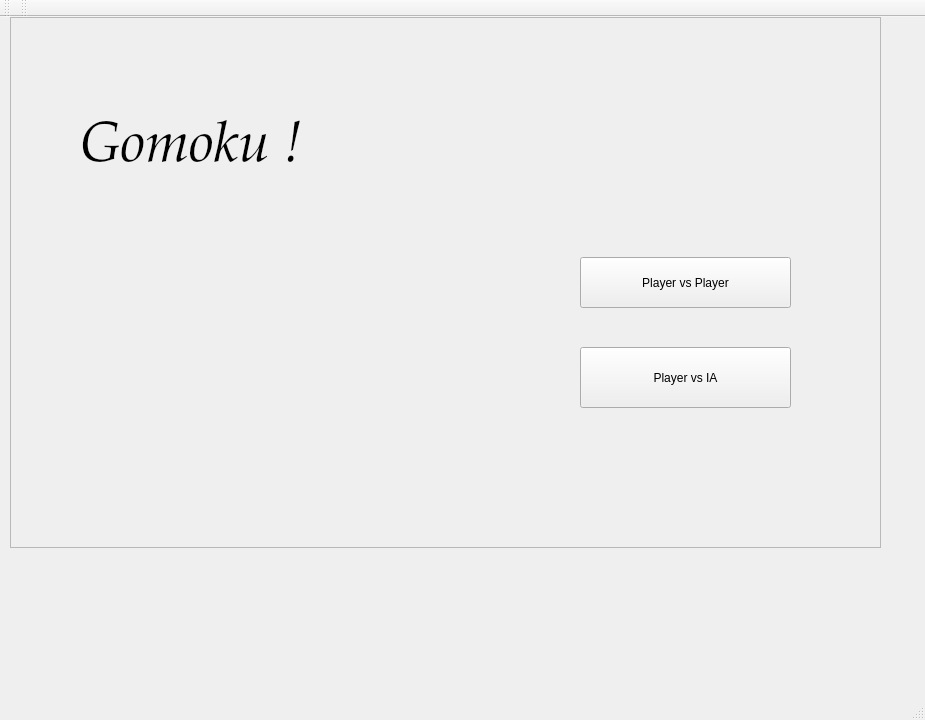
eole1712/Gomoku, file srcs/gui/mainwindow.ui: the form before one commit.
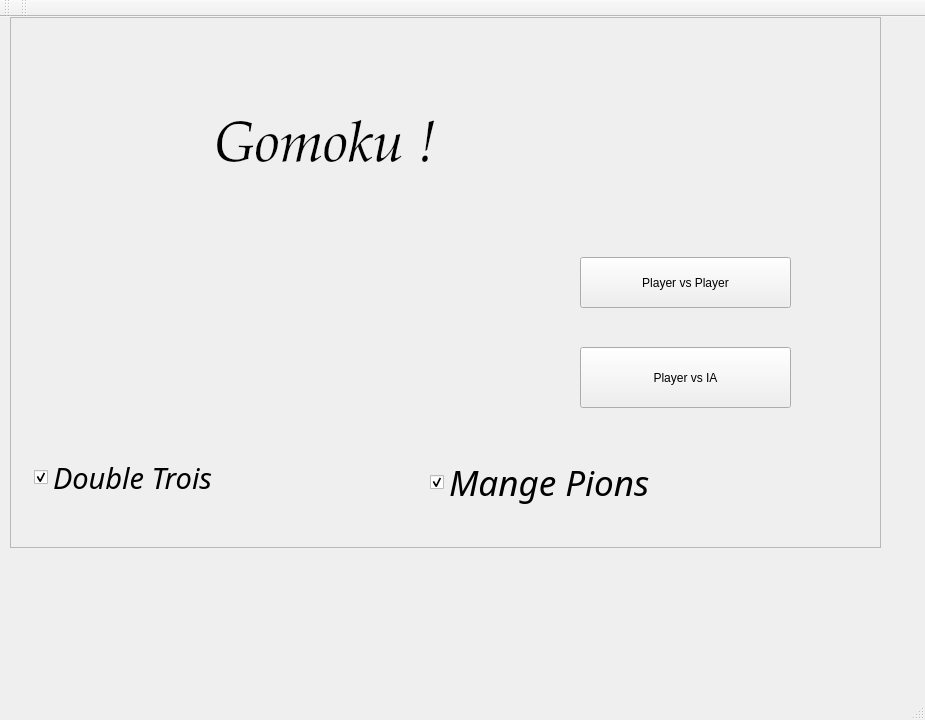
The form after the commit. The open tabs and pages were chosen to show the change. Custom widgets are drawn as their Qt base class.

Diff of the .ui file:
```diff
--- a/srcs/gui/mainwindow.ui
+++ b/srcs/gui/mainwindow.ui
@@ -266,7 +266,7 @@
         <bool>true</bool>
        </property>
        <property name="alignment">
-        <set>Qt::AlignLeading|Qt::AlignLeft|Qt::AlignVCenter</set>
+        <set>Qt::AlignCenter</set>
        </property>
        <property name="wordWrap">
         <bool>false</bool>
@@ -291,6 +291,61 @@
         <cstring>PvE</cstring>
        </property>
       </widget>
+      <widget class="QCheckBox" name="doubleThree">
+       <property name="geometry">
+        <rect>
+         <x>24</x>
+         <y>420</y>
+         <width>251</width>
+         <height>81</height>
+        </rect>
+       </property>
+       <property name="font">
+        <font>
+         <family>Purisa</family>
+         <pointsize>22</pointsize>
+         <italic>true</italic>
+        </font>
+       </property>
+       <property name="text">
+        <string>Double Trois</string>
+       </property>
+       <property name="iconSize">
+        <size>
+         <width>125</width>
+         <height>125</height>
+        </size>
+       </property>
+       <property name="checked">
+        <bool>true</bool>
+       </property>
+       <property name="tristate">
+        <bool>false</bool>
+       </property>
+      </widget>
+      <widget class="QCheckBox" name="eatThem">
+       <property name="geometry">
+        <rect>
+         <x>420</x>
+         <y>440</y>
+         <width>281</width>
+         <height>51</height>
+        </rect>
+       </property>
+       <property name="font">
+        <font>
+         <family>Purisa</family>
+         <pointsize>26</pointsize>
+         <italic>true</italic>
+        </font>
+       </property>
+       <property name="text">
+        <string>Mange Pions</string>
+       </property>
+       <property name="checked">
+        <bool>true</bool>
+       </property>
+      </widget>
      </widget>
     </widget>
    </widget>
```
Left out of the diff: 10 changed lines with no effect on the pictures.
